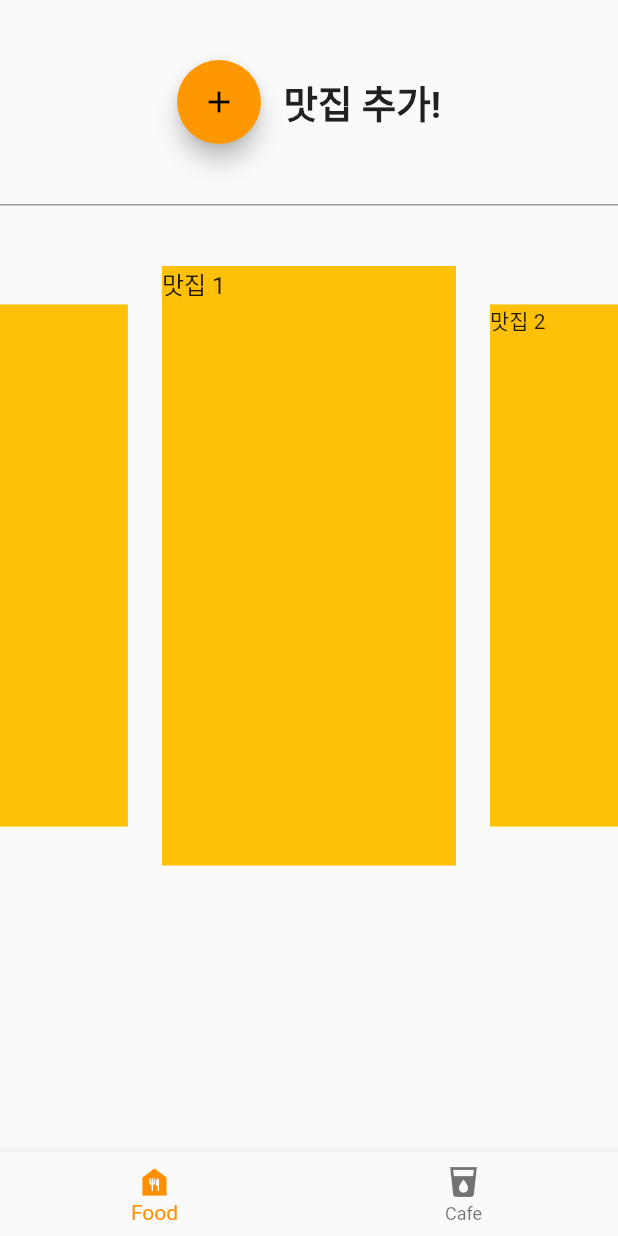
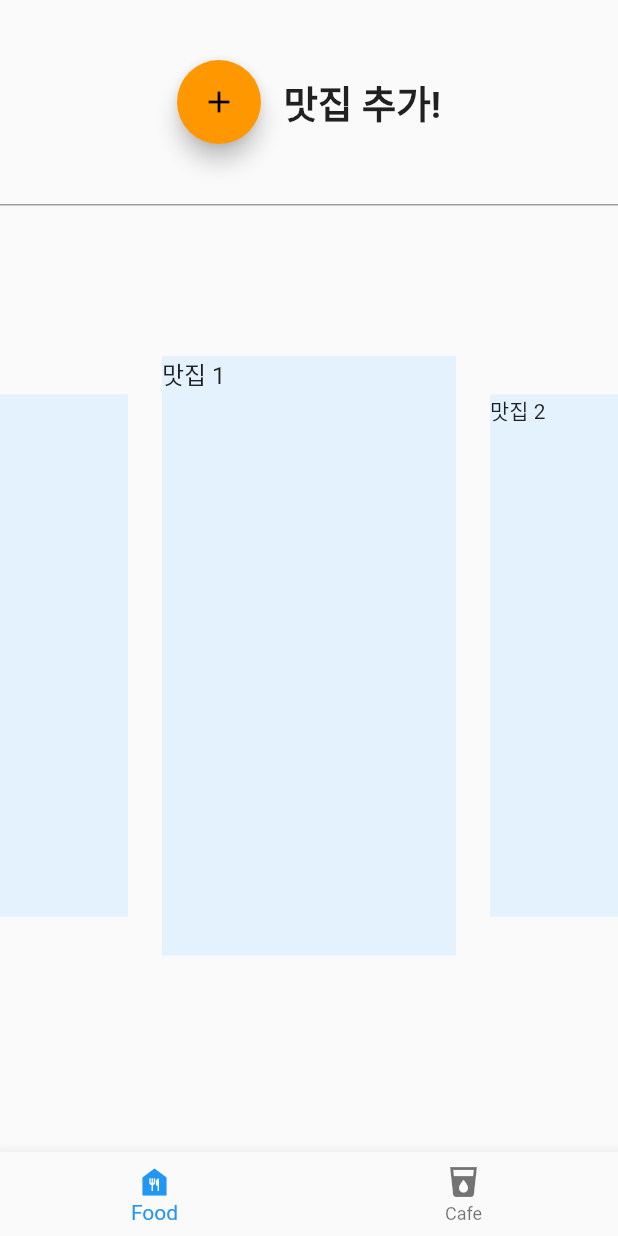
Before and after one commit to cychann/flutter-study, a Flutter app: the screen it shows after launch, on a phone screen of 412 x 824 dp. Run offline on Flutter 3.47's test engine with Material 2 defaults, Android fonts, the phone set to English and light mode, and no system bars; drawn by our look-alikes of carousel_slider.

Commit message:
기본 틀 구현

```diff
--- a/food_store/lib/main.dart
+++ b/food_store/lib/main.dart
@@ -1,9 +1,7 @@
 import 'package:flutter/material.dart';
 import 'package:carousel_slider/carousel_slider.dart';
 
-void main() {
-  runApp(MyApp());
-}
+void main() => runApp(MyApp());
 
 class MyApp extends StatelessWidget {
   // This widget is the root of your application.
@@ -21,30 +19,89 @@ class MyApp extends StatelessWidget {
 }
 
 class MyHomePage extends StatefulWidget {
+  MyHomePage({Key key}) : super(key: key);
+
   @override
   _MyHomePageState createState() => _MyHomePageState();
 }
 
 class _MyHomePageState extends State<MyHomePage> {
-  int _selectedIndex = 0;
+  int bottomSelectedIndex = 0;
 
-  void _onItemTapped(int index) {
+  List<BottomNavigationBarItem> buildBottomNavBarItems() {
+    return [
+      BottomNavigationBarItem(
+        icon: Icon(Icons.food_bank),
+        label: 'Food',
+      ),
+      BottomNavigationBarItem(
+        icon: Icon(Icons.local_drink),
+        label: 'Cafe',
+      ),
+    ];
+  }
+
+  PageController pageController = PageController(
+    initialPage: 0,
+    keepPage: true,
+  );
+
+  Widget buildPageView() {
+    return PageView(
+      controller: pageController,
+      onPageChanged: (index) {
+        pageChanged(index);
+      },
+      children: <Widget>[
+        Food(),
+        Cafe(),
+      ],
+    );
+  }
+
+  @override
+  void initState() {
+    super.initState();
+  }
+
+  void pageChanged(int index) {
     setState(() {
-      _selectedIndex = index;
+      bottomSelectedIndex = index;
     });
   }
 
-  PageController _controller = PageController(
-    initialPage: 0,
-  );
+  void bottomTapped(int index) {
+    setState(() {
+      bottomSelectedIndex = index;
+      pageController.animateToPage(index,
+          duration: Duration(milliseconds: 500), curve: Curves.ease);
+    });
+  }
 
   @override
   Widget build(BuildContext context) {
     return Scaffold(
-      body: PageView(
-        controller: _controller,
-        children: <Widget>[
-          Container(
+      body: buildPageView(),
+      bottomNavigationBar: BottomNavigationBar(
+        currentIndex: bottomSelectedIndex,
+        onTap: (index) {
+          bottomTapped(index);
+        },
+        items: buildBottomNavBarItems(),
+      ),
+    );
+  }
+}
+
+class Food extends StatefulWidget {
+  @override
+  _FoodState createState() => _FoodState();
+}
+
+class _FoodState extends State<Food> {
+  @override
+  Widget build(BuildContext context) {
+    return Container(
       child: Column(
         // mainAxisAlignment: MainAxisAlignment.center,
         children: <Widget>[
@@ -78,11 +135,10 @@ class _MyHomePageState extends State<MyHomePage> {
             margin: EdgeInsets.all(20.0),
           ),
 
-                Container(
-                    height: 1, width: double.maxFinite, color: Colors.grey),
+          Container(height: 1, width: double.maxFinite, color: Colors.grey),
 
           Container(
-                  margin: EdgeInsets.all(20.0),
+            margin: EdgeInsets.all(50.0),
           ),
 
           CarouselSlider(
@@ -100,7 +156,7 @@ class _MyHomePageState extends State<MyHomePage> {
                   return Container(
                       width: MediaQuery.of(context).size.width,
                       margin: EdgeInsets.symmetric(horizontal: 5.0),
-                            decoration: BoxDecoration(color: Colors.amber),
+                      decoration: BoxDecoration(color: Color(0xFFE3F2FD)),
                       child: Text(
                         '맛집 $i',
                         style: TextStyle(fontSize: 16.0),
@@ -111,9 +167,19 @@ class _MyHomePageState extends State<MyHomePage> {
           )
         ],
       ),
-          ),
-          Container(
-            color: Colors.green,
+    );
+  }
+}
+
+class Cafe extends StatefulWidget {
+  @override
+  _CafeState createState() => _CafeState();
+}
+
+class _CafeState extends State<Cafe> {
+  @override
+  Widget build(BuildContext context) {
+    return Container(
       child: Column(
         // mainAxisAlignment: MainAxisAlignment.center,
         children: <Widget>[
@@ -147,11 +213,10 @@ class _MyHomePageState extends State<MyHomePage> {
             margin: EdgeInsets.all(20.0),
           ),
 
-                Container(
-                    height: 1, width: double.maxFinite, color: Colors.grey),
+          Container(height: 1, width: double.maxFinite, color: Colors.grey),
 
           Container(
-                  margin: EdgeInsets.all(20.0),
+            margin: EdgeInsets.all(50.0),
           ),
 
           CarouselSlider(
@@ -169,7 +234,7 @@ class _MyHomePageState extends State<MyHomePage> {
                   return Container(
                       width: MediaQuery.of(context).size.width,
                       margin: EdgeInsets.symmetric(horizontal: 5.0),
-                            decoration: BoxDecoration(color: Colors.amber),
+                      decoration: BoxDecoration(color: Color(0xFFD6D6D6)),
                       child: Text(
                         '카페 $i',
                         style: TextStyle(fontSize: 16.0),
@@ -180,24 +245,6 @@ class _MyHomePageState extends State<MyHomePage> {
           )
         ],
       ),
-          ),
-        ],
-      ),
-      bottomNavigationBar: BottomNavigationBar(
-        items: const <BottomNavigationBarItem>[
-          BottomNavigationBarItem(
-            icon: Icon(Icons.food_bank),
-            label: 'Food',
-          ),
-          BottomNavigationBarItem(
-            icon: Icon(Icons.local_drink),
-            label: 'Cafe',
-          ),
-        ],
-        currentIndex: _selectedIndex,
-        selectedItemColor: Colors.amber[800],
-        onTap: _onItemTapped,
-      ),
     );
   }
 }
```
Lines whose indentation alone changed are shown as unchanged.
